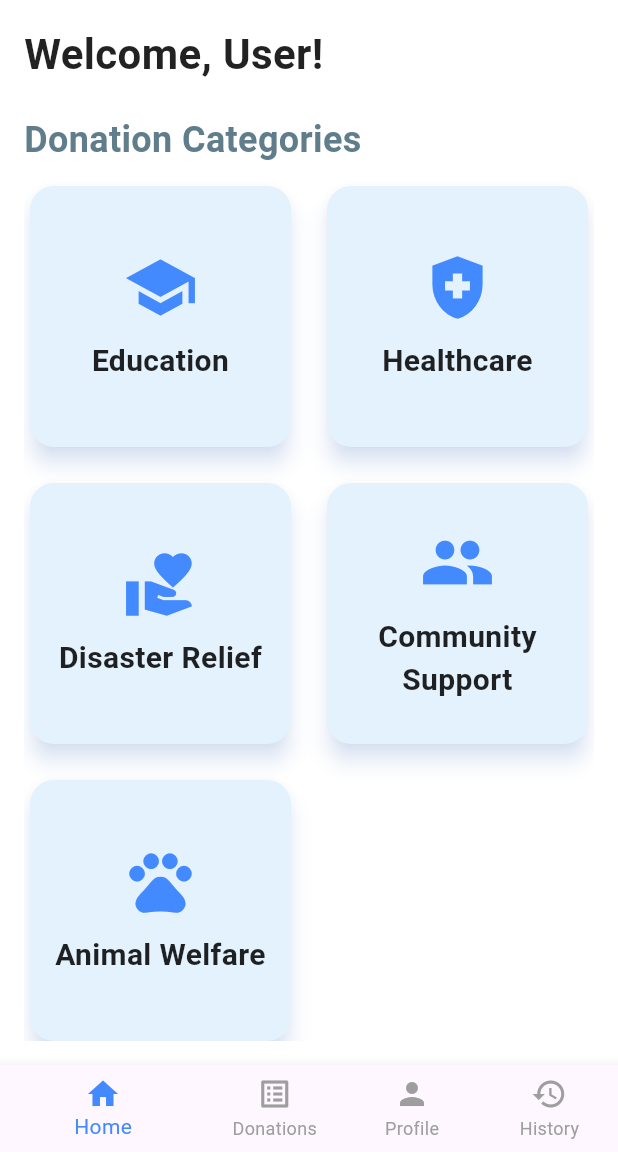
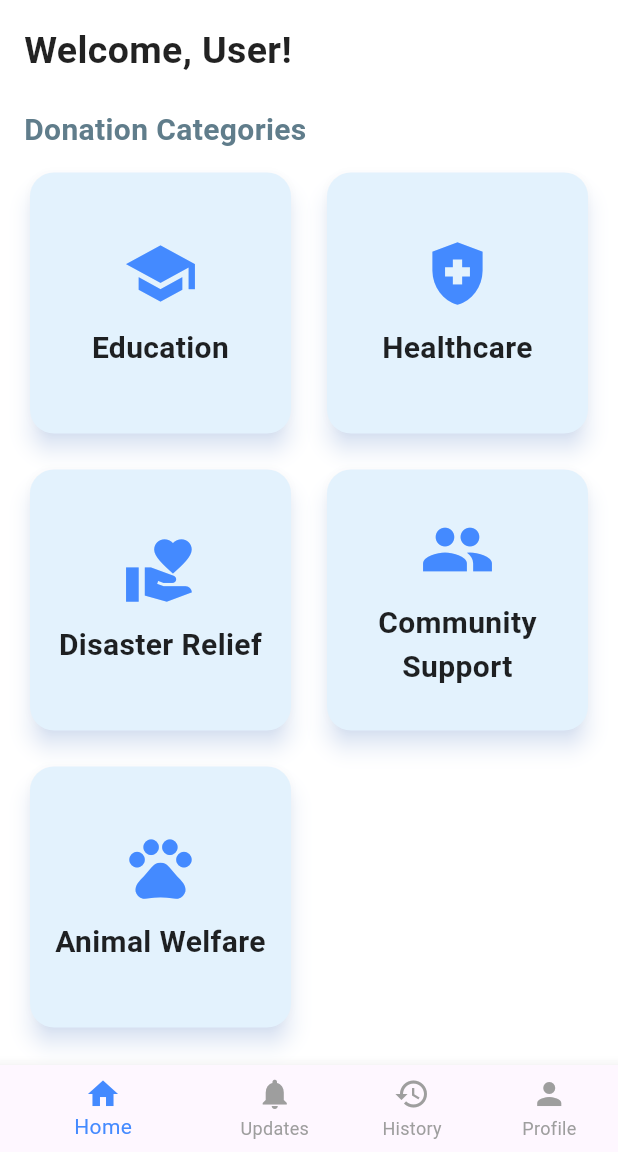
Before and after one commit to NADIYA109/Online_Donation_App, a Flutter app: the HomeScreen screen opened by its route, on a phone screen of 412 x 824 dp, the part 84-1236 px from its top. Run offline on Flutter 3.47's test engine with Material 3 defaults, Android fonts, the phone set to English and light mode, and no system bars; our stand-ins replace cloud_firestore, firebase_auth, firebase_core, firebase_messaging, flutter_local_notifications, fluttertoast and 1 more; missing offline and left inert: razorpay_flutter; accounts and stored records are empty.

Commit message:
Add notification screen

```diff
--- a/lib/main.dart
+++ b/lib/main.dart
@@ -3,6 +3,7 @@ import 'package:flutter/material.dart';
 import 'package:online_donation_app/providers/payment_provider.dart';
 import 'package:online_donation_app/providers/user_provider.dart';
 import 'package:online_donation_app/services/local_storage_service.dart';
+import 'package:online_donation_app/services/notification_service.dart';
 import 'package:online_donation_app/views/home_screen.dart';
 import 'package:online_donation_app/views/onboarding_screen1.dart';
 import 'package:online_donation_app/views/onboarding_screen2.dart';
@@ -13,6 +14,8 @@ import 'package:provider/provider.dart';
 void main() async {
   WidgetsFlutterBinding.ensureInitialized();
   await Firebase.initializeApp();
+
+  await NotificationService().initNotifications();
   bool isOnboardingDone = await LocalStorageService.isOnboardingDone();
 
   runApp(MyApp(isOnboardingDone: isOnboardingDone));
--- a/lib/services/payment_service.dart
+++ b/lib/services/payment_service.dart
@@ -1,4 +1,5 @@
 import 'package:flutter/material.dart';
+import 'package:online_donation_app/services/notification_service.dart';
 import 'package:razorpay_flutter/razorpay_flutter.dart';
 import 'package:intl/intl.dart';
 import 'package:cloud_firestore/cloud_firestore.dart';
@@ -53,6 +54,9 @@ class PaymentService {
       'status': 'success',
     });
 
+
+  await NotificationService().showLocalThankYou();
+
     Navigator.pushAndRemoveUntil(
       context,
       MaterialPageRoute(builder: (_) => HomeScreen()),
--- a/lib/views/donation_screen.dart
+++ b/lib/views/donation_screen.dart
@@ -45,7 +45,6 @@ class _DonationFormScreenState extends State<DonationFormScreen> {
 
   void _submitForm() {
     if (_formKey.currentState!.validate()) {
-      // Navigate to payment screen or process payment
       ScaffoldMessenger.of(context).showSnackBar(
         const SnackBar(content: Text('Proceeding to Payment...')),
       );
--- a/lib/views/home_screen.dart
+++ b/lib/views/home_screen.dart
@@ -38,7 +38,7 @@ class HomeScreen extends StatelessWidget {
             Text(
               "Welcome, $userName!",
               style: const TextStyle(
-                fontSize: 28,
+                fontSize: 25,
                 fontWeight: FontWeight.bold,
                 color: Colors.black87,
               ),
@@ -47,7 +47,7 @@ class HomeScreen extends StatelessWidget {
             const Text(
               "Donation Categories",
               style: TextStyle(
-                fontSize: 24,
+                fontSize: 20,
                 fontWeight: FontWeight.w600,
                 color: Colors.blueGrey,
               ),
@@ -112,16 +112,16 @@ class HomeScreen extends StatelessWidget {
             label: 'Home',
           ),
           BottomNavigationBarItem(
-            icon: Icon(Icons.list_alt),
-            label: 'Donations',
+            icon: Icon(Icons.notifications),
+            label: 'Updates',
+          ),
+          BottomNavigationBarItem(
+            icon: Icon(Icons.history),
+            label: 'History',
           ),
           BottomNavigationBarItem(
             icon: Icon(Icons.person),
             label: 'Profile',
-          ),
-          BottomNavigationBarItem(
-            icon: Icon(Icons.history),
-            label: 'History',
           ),
         ],
         onTap: (index) {
--- a/pubspec.yaml
+++ b/pubspec.yaml
@@ -42,6 +42,9 @@ dependencies:
   intl: ^0.20.2
   razorpay_flutter: ^1.4.0
   cloud_firestore: ^5.6.11
+  # firebase_core: ^3.15.1
+  firebase_messaging: ^15.2.9
+  flutter_local_notifications: ^19.3.0
 
 dev_dependencies:
   flutter_test:
```
Also changed, not shown: lib/services/notification_service.dart (added, +74 -0 lines), pubspec.lock, 7 other files.
